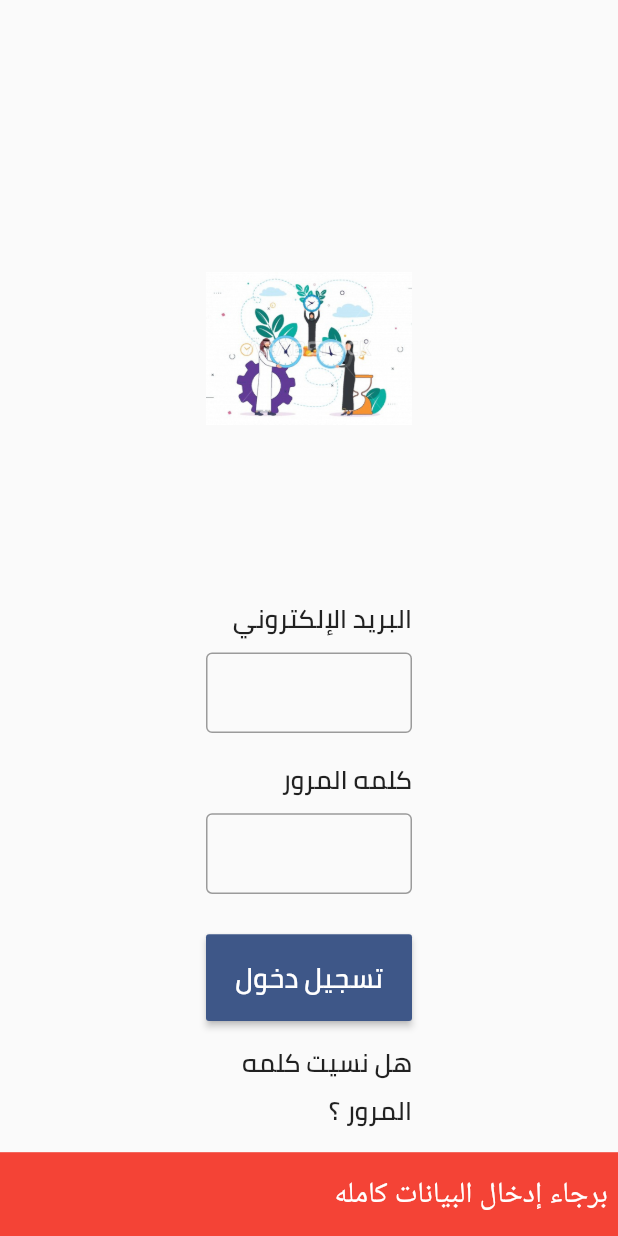
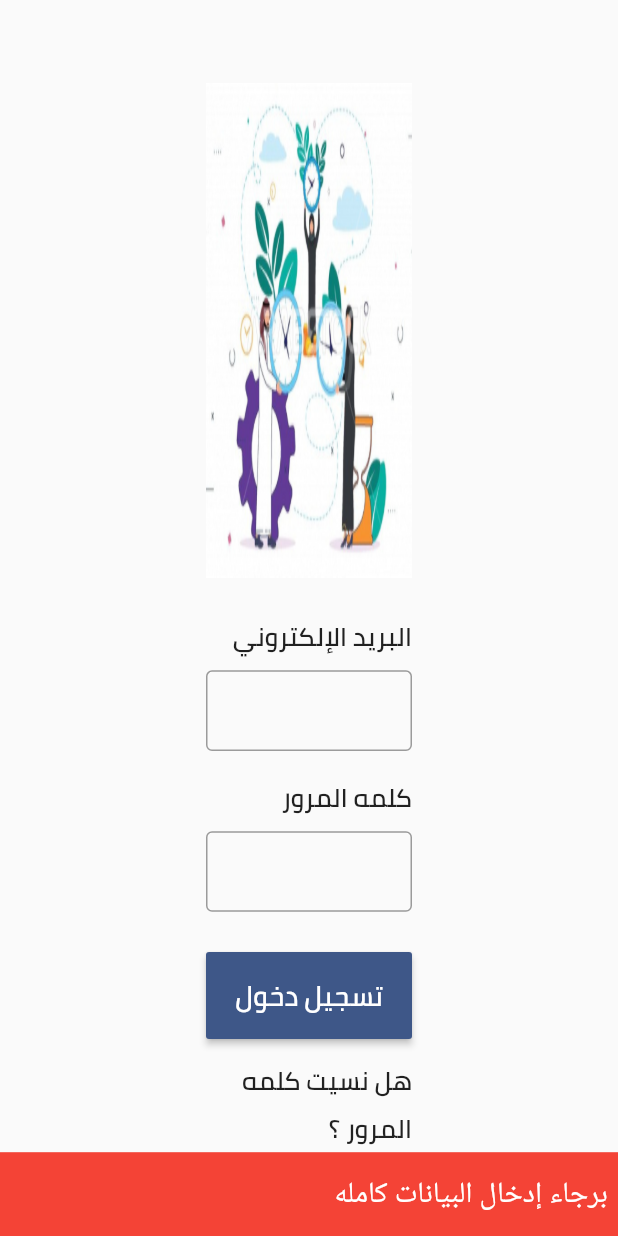
Before and after one commit to mohamedhashim73/Bader-Dashboard, a Flutter app: the screen it shows after launch, after a tap on "تسجيل دخول", on a phone screen of 412 x 824 dp. Run offline on Flutter 3.47's test engine with Material 2 defaults, Android fonts, the light colour scheme and no system bars; our stand-ins replace bloc, cloud_firestore, file_picker, firebase_auth, firebase_core, firebase_storage and 4 more; accounts and stored records are empty.

Commit message:
finish_almost_admin_features

```diff
--- /dev/null
+++ b/lib/Admin/model/admin_model.dart
@@ -0,0 +1,16 @@
+class AdminModel{
+  String? name;
+  String? id;
+  String? email;
+  String? role;
+  String? password;
+
+  AdminModel.fromJson({required Map<String,dynamic> json}){
+    name = json['name'];
+    email = json['email'].toString().trim();
+    id = json['title'];
+    role = json['role'];
+    password = json['password'];
+  }
+
+}
--- a/lib/Admin/repositories/auth_repo.dart
+++ b/lib/Admin/repositories/auth_repo.dart
@@ -1,3 +1,5 @@
+import 'package:badir_app/Admin/model/admin_model.dart';
+import 'package:cloud_firestore/cloud_firestore.dart';
 import 'package:firebase_auth/firebase_auth.dart';
 import 'package:flutter/material.dart';
 
@@ -21,4 +23,20 @@ class AuthRepository{
     }
   }
 
+  Future<AdminModel?> getAdminData() async {
+    AdminModel? model;
+    await FirebaseFirestore.instance.collection('Admin').get().then((value){
+      model = AdminModel.fromJson(json: value.docs.first.data());
+      debugPrint("Admin Info is : ${value.docs.first.data()}");
+    });
+    return model;
+  }
+
+  // هستعملها في حاله تسجيل الدخول لو وجدت ان الباسورد مش هو اللي موجود ف FireStore لان ده معناها ان عمل نسيت كلمه السر وقام بتغييرها بالفعل
+  Future<void> updateAdminPassword({required String newPassword,required String adminID}) async {
+    await FirebaseFirestore.instance.collection('Admin').doc(adminID).update({
+      'password' : newPassword
+    });
+  }
+
 }
--- a/lib/Admin/view/screens/login_screen.dart
+++ b/lib/Admin/view/screens/login_screen.dart
@@ -21,11 +21,11 @@ class LoginScreen extends StatelessWidget {
         if( state is LoginSuccessState )
           {
             showSnackBar(context: context, message: "تم تسجيل الدخول بنجاح",backgroundColor: Colors.green,seconds: 2);
-            Navigator.pushNamed(context, 'dashboard_screen');
+            Navigator.pushReplacementNamed(context, 'dashboard_screen');
           }
         if( state is FailedToLoginState )
           {
-            showSnackBar(context: context, message: "برجاء التأكد من البيانات المدخله",backgroundColor: Colors.red,seconds: 2);
+            showSnackBar(context: context, message: state.message,backgroundColor: Colors.red,seconds: 2);
           }
       },
       builder: (context,state) {
@@ -44,7 +44,8 @@ class LoginScreen extends StatelessWidget {
                       mainAxisAlignment: MainAxisAlignment.center,
                       children:
                       [
-                        Image.asset("assets/images/admin_login_banner.png",height: 276.h,width: 372.w),
+                        Image.asset("assets/images/admin_login_banner.png",height: 276.h,width:double.infinity,fit: BoxFit.fill,),
+                        SizedBox(height: 20.h,),
                         Text("البريد الإلكتروني",style: TextStyle(fontSize: 15.sp,fontWeight: FontWeight.bold),),
                         SizedBox(height: 5.h,),
                         _textField(controller: _emailController),
@@ -59,7 +60,7 @@ class LoginScreen extends StatelessWidget {
                           padding: EdgeInsets.symmetric(vertical: 10.h),
                           minWidth: double.infinity,
                           textColor: Colors.white,
-                          child: Text(state is LoginLoadingState ? "جاري التسجيل ..." : "تسجيل دخول",style: TextStyle(fontSize: 16.sp,fontWeight: FontWeight.bold),),
+                          child: Text(state is LoginLoadingState ? "جاري تسجيل الدخول" : "تسجيل دخول",style: TextStyle(fontSize: 16.sp,fontWeight: FontWeight.bold),),
                           onPressed: ()
                           {
                             if( _emailController.text.isNotEmpty && _passwordController.text.isNotEmpty )
--- a/lib/Admin/view_model/auth_view_model/auth_states.dart
+++ b/lib/Admin/view_model/auth_view_model/auth_states.dart
@@ -2,9 +2,17 @@ abstract class AuthStates{}
 
 class AuthInitialState extends AuthStates{}
 
+class UpdateAdminPasswordSuccessState extends AuthStates{}
+
+class GetAdminDataSuccessState extends AuthStates{}
+class FailedGetAdminDataState extends AuthStates{}
+
 class LoginSuccessState extends AuthStates{}
 class LoginLoadingState extends AuthStates{}
-class FailedToLoginState extends AuthStates{}
+class FailedToLoginState extends AuthStates{
+  String message;
+  FailedToLoginState({required this.message});
+}
 
 class SendPasswordResetEmailSuccessState extends AuthStates{}
 class SendPasswordResetEmailFailureState extends AuthStates{}
--- a/lib/Admin/view_model/home_view_model/dashboard_cubit.dart
+++ b/lib/Admin/view_model/home_view_model/dashboard_cubit.dart
@@ -33,7 +33,7 @@ class DashBoardCubit extends Cubit<DashBoardStates>{
   [
     CategoryModel(title: "انشاء نادي", iconData: Icons.add,routeName: "create_Club"),
     CategoryModel(title: "حذف نادي", iconData: Icons.clear,routeName: "delete_Club"),
-    CategoryModel(title: "الأندية", iconData: Icons.slideshow_sharp,routeName: "view_Clubs"),
+    // CategoryModel(title: "الأندية", iconData: Icons.slideshow_sharp,routeName: "view_Clubs"),
     CategoryModel(title: "عرض التقارير", iconData: Icons.display_settings,routeName: "view_Reports"),
     CategoryModel(title: "تعيين قائد", iconData: Icons.select_all,routeName: "assign_Club_Leader"),
     CategoryModel(title: "مراجعة التقارير", iconData: Icons.preview,routeName: "review_Reports"),
--- a/lib/main.dart
+++ b/lib/main.dart
@@ -49,7 +49,7 @@ class MyApp extends StatelessWidget {
         return MultiBlocProvider(
           providers:
           [
-            BlocProvider(create: (context) => AuthCubit(authRepository: AuthRepository())),
+            BlocProvider(create: (context) => AuthCubit(authRepository: AuthRepository()..getAdminData())),
             BlocProvider(create: (context) => DashBoardCubit(dashboardRepository: DashboardRepository())..getClubs()..getEvents())
           ],
           child: MaterialApp(
```
Also changed, not shown: lib/Admin/view/widgets/drawer_item.dart (+6 -5 lines), lib/Admin/view_model/auth_view_model/auth_cubit.dart (+23 -5 lines).
